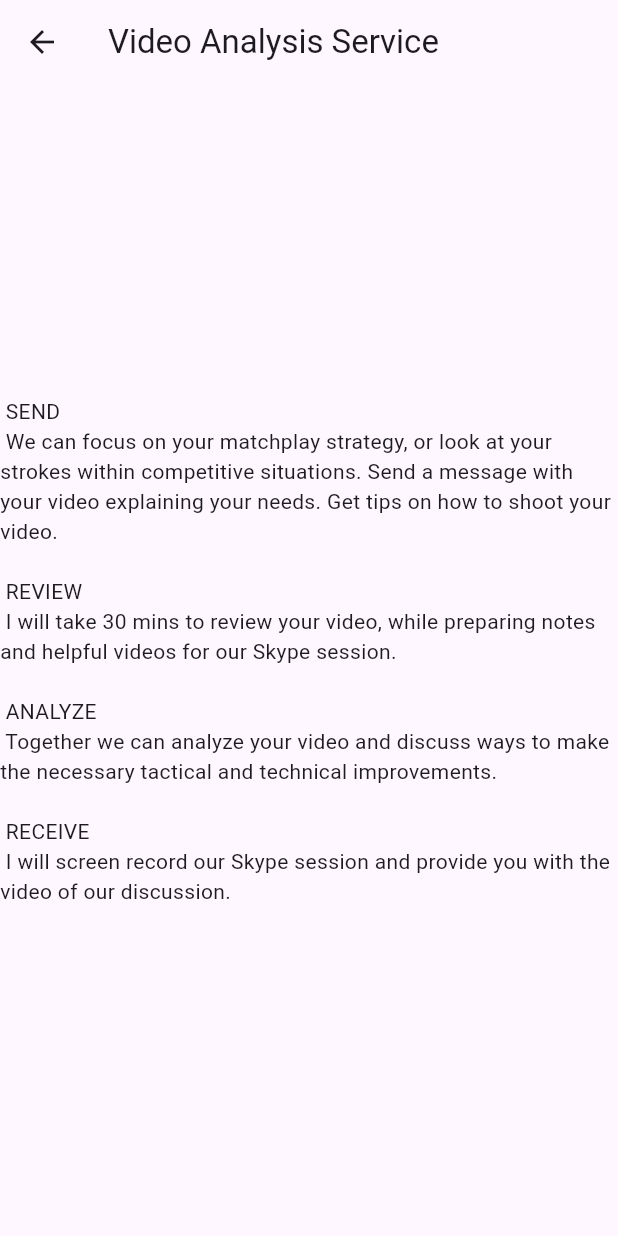
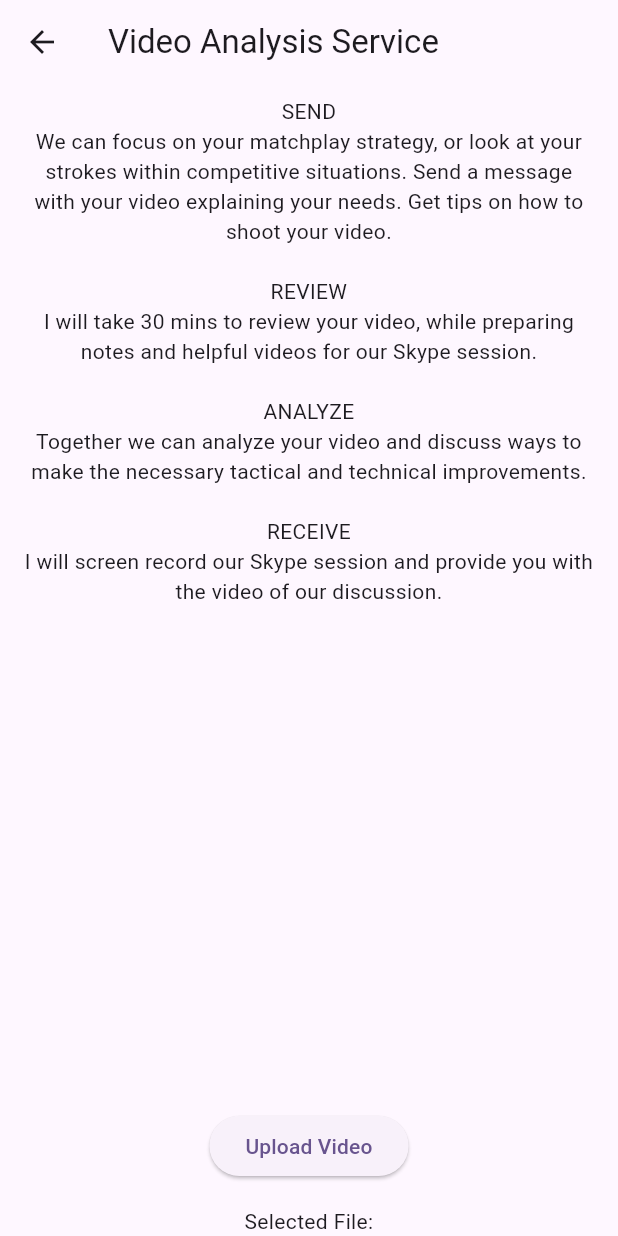
Before and after one commit to robcam1401/SportFitness2024, a Flutter app: the VideoAnalysisPage screen opened directly, on a phone screen of 412 x 824 dp. Run offline on Flutter 3.47's test engine with Material 3 defaults, Android fonts, the phone set to English and light mode, and no system bars; our stand-ins replace chat_bubbles, file_picker, fluttertoast, google_maps_flutter, share_plus; missing offline and left inert: mailer.

Commit message:
Update video_analysis_page.dart

```diff
--- a/lib/video_analysis_page.dart
+++ b/lib/video_analysis_page.dart
@@ -1,6 +1,5 @@
-// ignore_for_file: prefer_const_literals_to_create_immutables, prefer_const_constructors
-
 import 'package:flutter/material.dart';
+import 'package:file_picker/file_picker.dart';
 
 class VideoAnalysisPage extends StatelessWidget {
   @override
@@ -20,36 +19,70 @@ class VideoAnalysisForm extends StatefulWidget {
 }
 
 class _VideoAnalysisFormState extends State<VideoAnalysisForm> {
+  String _filePath = '';
+
+  void _openFilePicker() async {
+    FilePickerResult? result = await FilePicker.platform.pickFiles(
+      type: FileType.video,
+      allowCompression: true,
+    );
+
+    if (result != null) {
+      setState(() {
+        _filePath = result.files.single.path!;
+      });
+    }
+  }
+
   @override
   Widget build(BuildContext context) {
-    return Center(
+    return Column(
+      mainAxisAlignment: MainAxisAlignment.center,
+      children: <Widget>[
+        Expanded(
+          child: Padding(
+            padding: const EdgeInsets.symmetric(horizontal: 16.0),
+            child: SingleChildScrollView(
               child: Column(
                 mainAxisAlignment: MainAxisAlignment.center,
-        crossAxisAlignment: CrossAxisAlignment.start,
                 children: <Widget>[
                   SizedBox(height: 8), // Adding space using SizedBox
                   Text(
-            "\tSEND\n"
-            "\tWe can focus on your matchplay strategy, or look at your strokes within competitive situations. Send a message with your video explaining your needs. Get tips on how to shoot your video.\n",
-            textAlign: TextAlign.left,
+                    'SEND\n'
+                    'We can focus on your matchplay strategy, or look at your strokes within competitive situations. Send a message with your video explaining your needs. Get tips on how to shoot your video.\n',
+                    textAlign: TextAlign.center,
                   ),
                   Text(
-            "\tREVIEW\n"
-            "\tI will take 30 mins to review your video, while preparing notes and helpful videos for our Skype session.\n",
-            textAlign: TextAlign.left,
+                    'REVIEW\n'
+                    'I will take 30 mins to review your video, while preparing notes and helpful videos for our Skype session.\n',
+                    textAlign: TextAlign.center,
                   ),
                   Text(
-            "\tANALYZE\n"
-            "\tTogether we can analyze your video and discuss ways to make the necessary tactical and technical improvements.\n",
-            textAlign: TextAlign.left,
+                    'ANALYZE\n'
+                    'Together we can analyze your video and discuss ways to make the necessary tactical and technical improvements.\n',
+                    textAlign: TextAlign.center,
                   ),
                   Text(
-            "\tRECEIVE\n"
-            "\tI will screen record our Skype session and provide you with the video of our discussion.\n",
-            textAlign: TextAlign.left,
+                    'RECEIVE\n'
+                    'I will screen record our Skype session and provide you with the video of our discussion.\n',
+                    textAlign: TextAlign.center,
                   ),
                 ],
               ),
+            ),
+          ),
+        ),
+        SizedBox(height: 16),
+        ElevatedButton(
+          onPressed: _openFilePicker,
+          child: Text('Upload Video'),
+        ),
+        SizedBox(height: 16),
+        Text(
+          'Selected File: $_filePath',
+          textAlign: TextAlign.center,
+        ),
+      ],
     );
   }
 }
```
Lines whose indentation alone changed are shown as unchanged.
